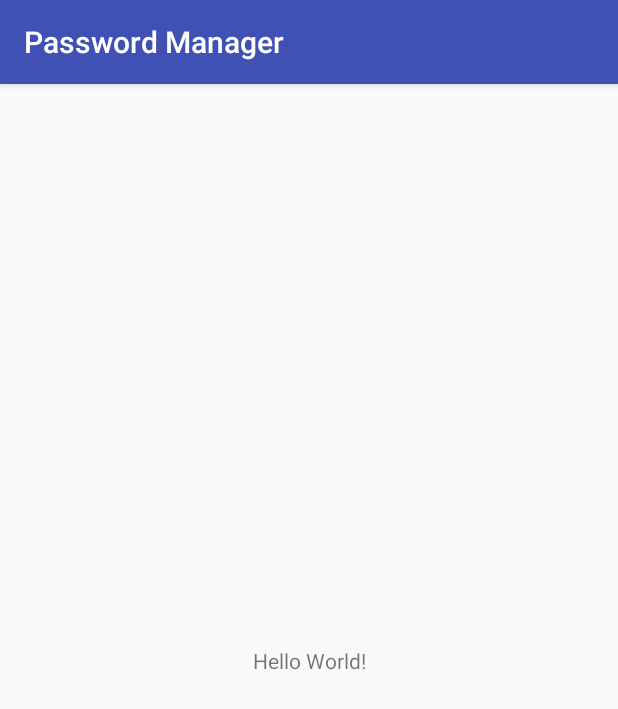
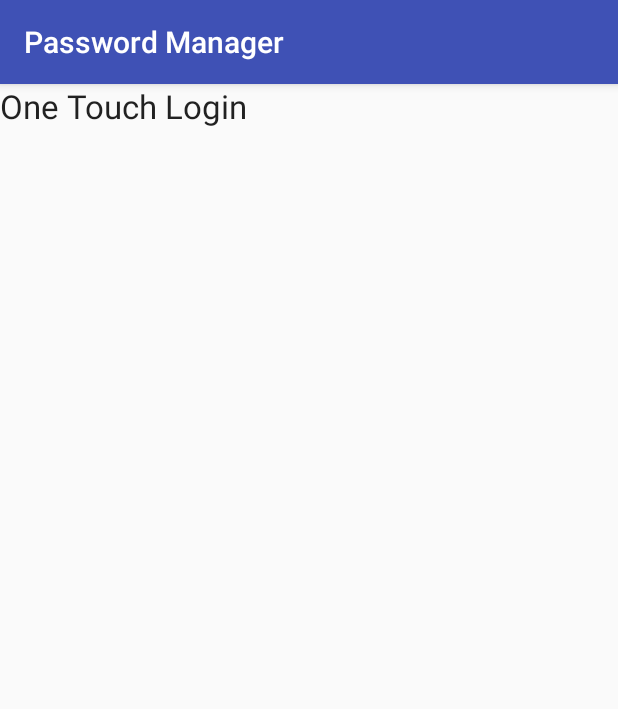
Before and after one commit to nikacorp/PasswordManager, an Android app: the screen it shows after launch (LoginActivity), on a phone screen of 412 x 824 dp. Shown: the top 709 px of the screen. Run offline under Robolectric (Android 15) with nearby library versions, the phone set to English and light mode, and no system bars.

Commit message:
Adds the finger authentication title

```diff
--- a/app/src/main/res/layout/activity_login.xml
+++ b/app/src/main/res/layout/activity_login.xml
@@ -7,12 +7,13 @@
     tools:context="com.nika.opensource.passwordmanager.LoginActivity">
 
     <TextView
+        android:id="@+id/tv_login_title"
         android:layout_width="wrap_content"
         android:layout_height="wrap_content"
-        android:text="Hello World!"
-        app:layout_constraintBottom_toBottomOf="parent"
-        app:layout_constraintLeft_toLeftOf="parent"
-        app:layout_constraintRight_toRightOf="parent"
-        app:layout_constraintTop_toTopOf="parent" />
+        android:text="@string/login_title"
+        android:textAppearance="@android:style/TextAppearance.DeviceDefault.Large"
+        android:visibility="visible"
+        tools:layout_editor_absoluteX="109dp"
+        tools:layout_editor_absoluteY="242dp" />
 
 </android.support.constraint.ConstraintLayout>
--- a/app/src/main/res/values/strings.xml
+++ b/app/src/main/res/values/strings.xml
@@ -1,3 +1,5 @@
 <resources>
     <string name="app_name">Password Manager</string>
+    <string name="login_title">One Touch Login</string>
+    <string name="login_message">Please place your finger on the scanner to authenticate.</string>
 </resources>
```
